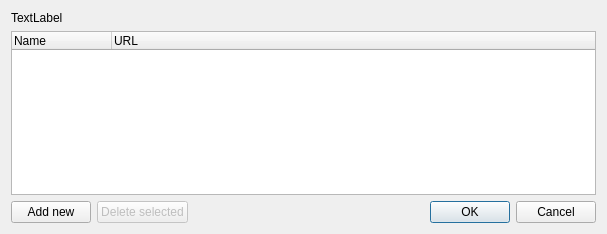
Before: the Qt Designer form src/qmapshack/gis/search/IGeoSearchWebConfigDialog.ui in Maproom/qmapshack, drawn with Qt 5.
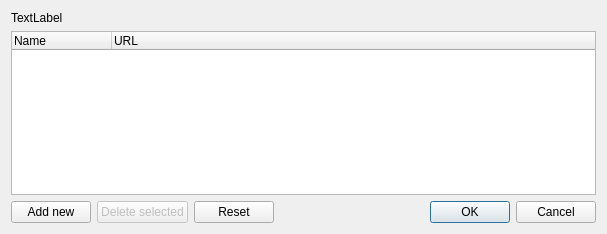
After: the same form once the commit is applied. Icons and pictures are not drawn.

Commit message: Add reset button to reset list of services.

```diff
--- a/src/qmapshack/gis/search/IGeoSearchWebConfigDialog.ui
+++ b/src/qmapshack/gis/search/IGeoSearchWebConfigDialog.ui
@@ -76,6 +76,16 @@
        </property>
       </widget>
      </item>
+     <item>
+      <widget class="QPushButton" name="pushReset">
+       <property name="toolTip">
+        <string>Remove all services and restore default list.</string>
+       </property>
+       <property name="text">
+        <string>Reset</string>
+       </property>
+      </widget>
+     </item>
      <item>
       <spacer name="horizontalSpacer">
        <property name="orientation">
```
Left out of the diff: 6 changed lines with no effect on the pictures. The commit also changes 13 other files.
